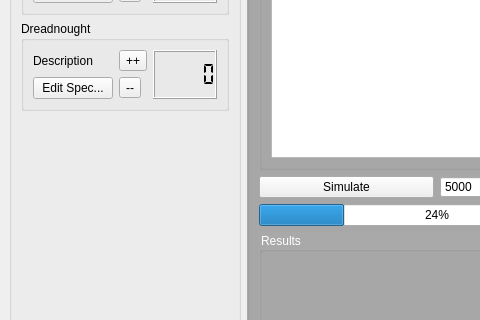
Before: the Qt Designer form EclipseSimulator/EclipseSimulatorMainWindow.ui in danielcwhite/eclipse-simulator, drawn with Qt 5; both pictures show x 0 to 480 and y 209 to 529 of the 874 by 642 pixel window.
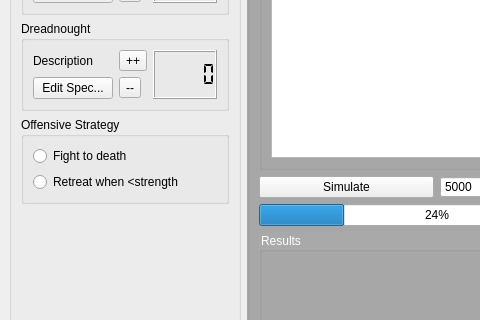
After: the same form once the commit is applied.

Commit message: Add strategy buttons

Patch:
```diff
--- a/EclipseSimulator/EclipseSimulatorMainWindow.ui
+++ b/EclipseSimulator/EclipseSimulatorMainWindow.ui
@@ -180,6 +180,29 @@
          </layout>
         </widget>
        </item>
+       <item>
+        <widget class="QGroupBox" name="groupBox_3">
+         <property name="title">
+          <string>Offensive Strategy</string>
+         </property>
+         <layout class="QVBoxLayout" name="verticalLayout_3">
+          <item>
+           <widget class="QRadioButton" name="radioButton">
+            <property name="text">
+             <string>Fight to death</string>
+            </property>
+           </widget>
+          </item>
+          <item>
+           <widget class="QRadioButton" name="radioButton_2">
+            <property name="text">
+             <string>Retreat when &lt;strength</string>
+            </property>
+           </widget>
+          </item>
+         </layout>
+        </widget>
+       </item>
        <item>
         <spacer name="verticalSpacer_3">
          <property name="orientation">
```
